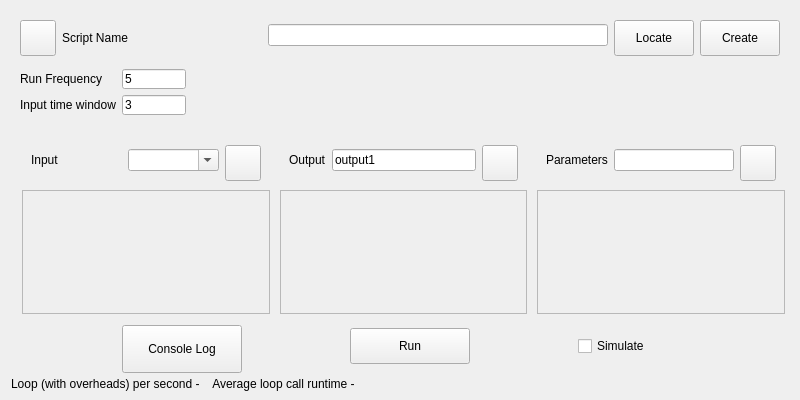
Above: rena/ui/ScriptingWidget.ui from PhysioLabXR/PhysioLabXR-Community before the change. Below: the same form after it.
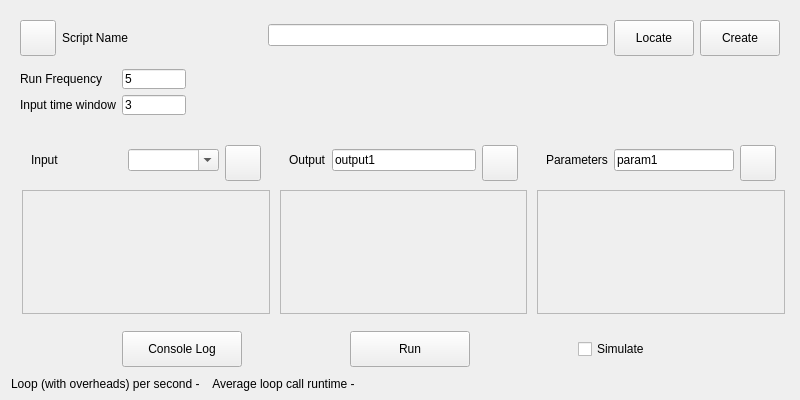
That is the form after the change.

Commit message: add param feature in scripting widget

Patch:
```diff
--- a/rena/ui/ScriptingWidget.ui
+++ b/rena/ui/ScriptingWidget.ui
@@ -435,7 +435,11 @@
              </widget>
             </item>
             <item>
-             <widget class="QLineEdit" name="lineEdit_3"/>
+             <widget class="QLineEdit" name="param_lineEdit">
+              <property name="text">
+               <string>param1</string>
+              </property>
+             </widget>
             </item>
             <item>
              <widget class="QPushButton" name="addParam_btn">
@@ -470,12 +474,12 @@
            <property name="widgetResizable">
             <bool>true</bool>
            </property>
-           <widget class="QWidget" name="inputScrollContent">
+           <widget class="QWidget" name="paramScrollContent">
             <property name="geometry">
              <rect>
               <x>0</x>
               <y>0</y>
-              <width>252</width>
+              <width>247</width>
               <height>122</height>
              </rect>
             </property>
@@ -489,7 +493,7 @@
      </layout>
     </widget>
    </item>
-   <item>
+   <item alignment="Qt::AlignVCenter">
     <widget class="QWidget" name="widget_4" native="true">
      <property name="maximumSize">
       <size>
@@ -509,7 +513,7 @@
         <property name="minimumSize">
          <size>
           <width>120</width>
-          <height>48</height>
+          <height>36</height>
          </size>
         </property>
         <property name="maximumSize">
```
Left out of the diff: 6 changed lines with no effect on the pictures. The commit also changes 7 other files.
